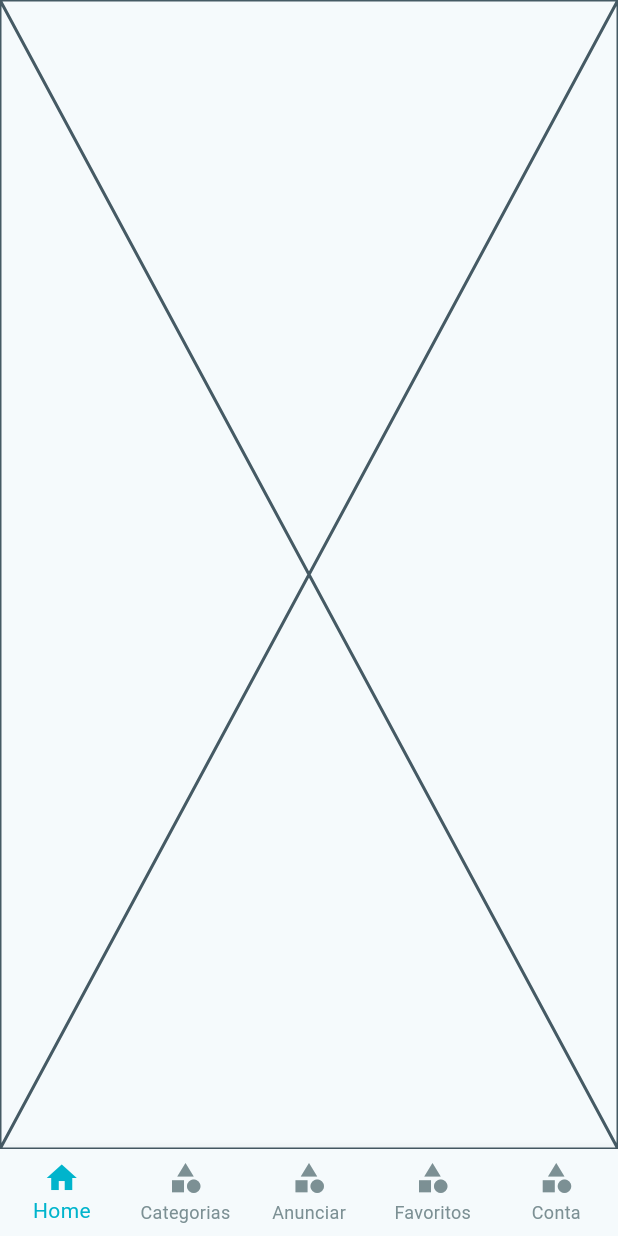
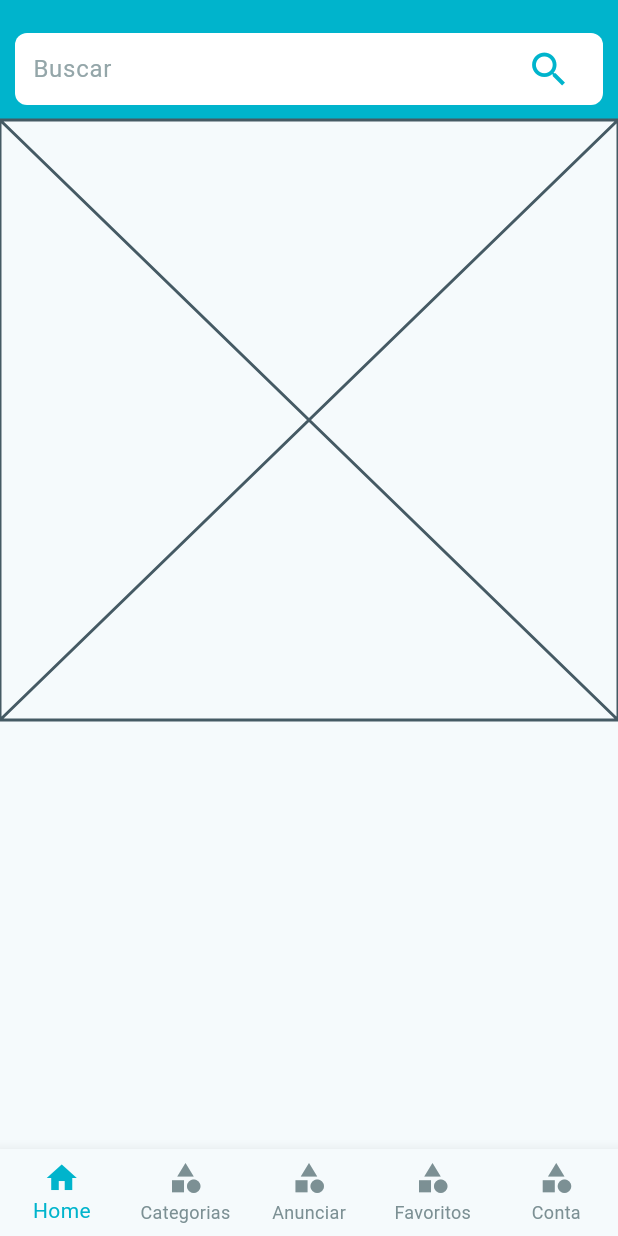
Before and after one commit to leandrorochaadm/corelab_app_challenge, a Flutter app: the screen it shows after launch, on a phone screen of 412 x 824 dp. Run offline on Flutter 3.47's test engine with Material 2 defaults, Android fonts, the phone set to English and light mode, and no system bars.

Commit message:
feat: search_bar_widget ui

```diff
--- /dev/null
+++ b/lib/application/core/widgets/search_bar_widget.dart
@@ -0,0 +1,57 @@
+import 'package:flutter/material.dart';
+
+class SearchBarWidget extends StatelessWidget {
+  const SearchBarWidget({
+    super.key,
+  });
+
+  @override
+  Widget build(BuildContext context) {
+    final theme = Theme.of(context);
+    return Container(
+      color: theme.primaryColor,
+      padding: const EdgeInsets.all(10),
+      child: Column(
+        children: [
+          const SizedBox(height: 12),
+          Container(
+            decoration: BoxDecoration(
+                color: Colors.white, borderRadius: BorderRadius.circular(8)),
+            child: Row(
+              children: [
+                const SizedBox(width: 12),
+                Expanded(
+                  child: TextField(
+                    // controller: _searchController,
+                    style: const TextStyle(
+                      fontSize: 16,
+                      fontWeight: FontWeight.w400,
+                    ),
+                    decoration: const InputDecoration(
+                      hintText: 'Buscar',
+                      hintStyle: TextStyle(color: Color(0xFF94A6A9)),
+                      border: InputBorder.none,
+                    ),
+                    onChanged: (value) {
+                      // Perform search functionality here
+                    },
+                  ),
+                ),
+                const SizedBox(width: 8),
+                IconButton(
+                  onPressed: () {},
+                  icon: Icon(
+                    Icons.search,
+                    color: theme.primaryColor,
+                    size: 30,
+                  ),
+                ),
+                const SizedBox(width: 12),
+              ],
+            ),
+          ),
+        ],
+      ),
+    );
+  }
+}
--- a/lib/application/core/widgets/widgets.dart
+++ b/lib/application/core/widgets/widgets.dart
@@ -1 +1,2 @@
 export 'button_navigator_bar_custom.dart';
+export 'search_bar_widget.dart';
--- a/lib/application/pages/home/home_page.dart
+++ b/lib/application/pages/home/home_page.dart
@@ -3,14 +3,22 @@ import 'package:flutter/material.dart';
 import '../../core/widgets/widgets.dart';
 
 class HomePage extends StatelessWidget {
-  final int index = 0;
+  final int indexBottomNavigationBar = 0;
   const HomePage({super.key});
 
   @override
   Widget build(BuildContext context) {
-    return Scaffold(
-      body: Placeholder(),
-      bottomNavigationBar: BottomNavigationBarCustom(index: index),
+    return SafeArea(
+      child: Scaffold(
+        body: Column(
+          children: [
+            SearchBarWidget(),
+            const Placeholder(),
+          ],
+        ),
+        bottomNavigationBar:
+            BottomNavigationBarCustom(index: indexBottomNavigationBar),
+      ),
     );
   }
 }
```
